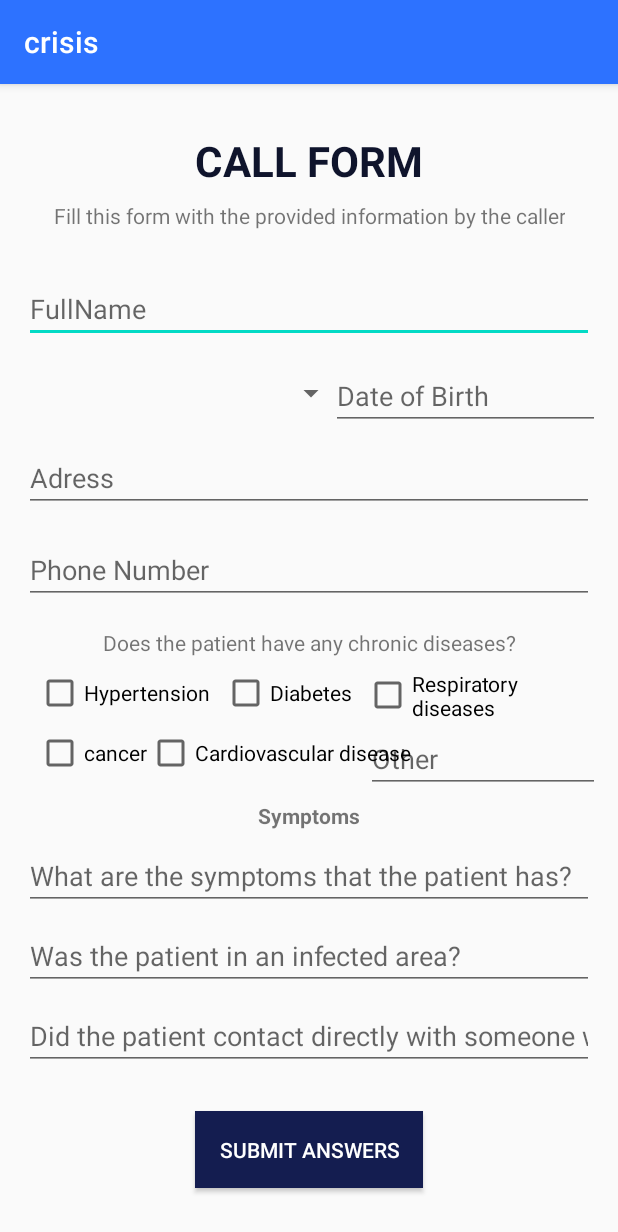
After one commit to medalida/crisis_app, an Android app: the CallForm screen opened directly, with no data from a screen before it, on a phone screen of 412 x 824 dp. The commit adds this screen. Shown: the top 1232 px of the screen. Run offline under Robolectric (Android 15) with nearby library versions, the phone set to English and light mode, and no system bars.

Commit message:
adding views

```diff
--- /dev/null
+++ b/app/src/main/java/com/example/crisis/CallForm.java
@@ -0,0 +1,14 @@
+package com.example.crisis;
+
+import androidx.appcompat.app.AppCompatActivity;
+
+import android.os.Bundle;
+
+public class CallForm extends AppCompatActivity {
+
+    @Override
+    protected void onCreate(Bundle savedInstanceState) {
+        super.onCreate(savedInstanceState);
+        setContentView(R.layout.activity_call_form);
+    }
+}
--- a/app/src/main/java/com/example/crisis/login.java
+++ b/app/src/main/java/com/example/crisis/login.java
@@ -19,7 +19,7 @@ public class login extends AppCompatActivity {
 
     }
     public void singup(View v){
-        startActivity(new Intent(getApplicationContext(), regester.class));
+        startActivity(new Intent(getApplicationContext(), regester  .class));
 
     }
     public void login(View v){
--- /dev/null
+++ b/app/src/main/res/layout/activity_call_form.xml
@@ -0,0 +1,232 @@
+<?xml version="1.0" encoding="utf-8"?>
+<androidx.constraintlayout.widget.ConstraintLayout xmlns:android="http://schemas.android.com/apk/res/android"
+    xmlns:app="http://schemas.android.com/apk/res-auto"
+    xmlns:tools="http://schemas.android.com/tools"
+    android:layout_width="match_parent"
+    android:layout_height="match_parent"
+    android:padding="16dp"
+    tools:context=".CallForm">
+
+
+    <TextView
+        android:id="@+id/textView12"
+        android:layout_width="wrap_content"
+        android:layout_height="wrap_content"
+        android:layout_marginTop="16dp"
+        android:text="Does the patient have any chronic diseases?"
+        app:layout_constraintEnd_toEndOf="parent"
+        app:layout_constraintStart_toStartOf="parent"
+        app:layout_constraintTop_toBottomOf="@+id/editText9" />
+
+    <TextView
+        android:id="@+id/textView13"
+        android:layout_width="wrap_content"
+        android:layout_height="wrap_content"
+        android:layout_marginTop="16dp"
+        android:text="Symptoms"
+        android:textStyle="bold"
+        app:layout_constraintEnd_toEndOf="parent"
+        app:layout_constraintStart_toStartOf="parent"
+        app:layout_constraintTop_toBottomOf="@+id/checkBox3" />
+
+    <TextView
+        android:id="@+id/textView7"
+        android:layout_width="wrap_content"
+        android:layout_height="wrap_content"
+        android:layout_marginTop="16dp"
+        android:text="Call Form"
+        android:textAlignment="center"
+        android:textAllCaps="true"
+        android:textColor="#0F142C"
+        android:textSize="28dp"
+        android:textStyle="bold"
+        app:layout_constraintEnd_toEndOf="parent"
+        app:layout_constraintStart_toStartOf="parent"
+        app:layout_constraintTop_toTopOf="parent" />
+
+    <TextView
+        android:id="@+id/textView8"
+        android:layout_width="wrap_content"
+        android:layout_height="wrap_content"
+        android:layout_marginTop="8dp"
+        android:text="Fill this form with the provided information by the caller"
+        android:textAlignment="center"
+        app:layout_constraintEnd_toEndOf="parent"
+        app:layout_constraintStart_toStartOf="parent"
+        app:layout_constraintTop_toBottomOf="@+id/textView7" />
+
+    <EditText
+        android:id="@+id/editText3"
+        android:layout_width="0dp"
+        android:layout_height="43dp"
+        android:layout_marginTop="32dp"
+        android:ems="10"
+        android:hint="FullName"
+        android:inputType="textPersonName"
+        app:layout_constraintEnd_toEndOf="parent"
+        app:layout_constraintStart_toStartOf="parent"
+        app:layout_constraintTop_toBottomOf="@+id/textView8" />
+
+    <Spinner
+        android:id="@+id/spinner"
+        android:layout_width="207dp"
+        android:layout_height="35dp"
+        android:layout_marginStart="8dp"
+        android:layout_marginTop="16dp"
+        app:layout_constraintStart_toStartOf="parent"
+        app:layout_constraintTop_toBottomOf="@+id/editText3" />
+
+    <EditText
+        android:id="@+id/editText7"
+        android:layout_width="213dp"
+        android:layout_height="42dp"
+        android:layout_marginStart="8dp"
+        android:layout_marginTop="16dp"
+        android:ems="10"
+        android:hint="Date of Birth"
+        android:inputType="date"
+        app:layout_constraintEnd_toEndOf="parent"
+        app:layout_constraintHorizontal_bias="0.333"
+        app:layout_constraintStart_toEndOf="@+id/spinner"
+        app:layout_constraintTop_toBottomOf="@+id/editText3" />
+
+    <EditText
+        android:id="@+id/editText8"
+        android:layout_width="0dp"
+        android:layout_height="wrap_content"
+        android:layout_marginTop="16dp"
+        android:ems="10"
+        android:hint="Adress"
+        android:inputType="textPersonName"
+        app:layout_constraintEnd_toEndOf="parent"
+        app:layout_constraintStart_toStartOf="parent"
+        app:layout_constraintTop_toBottomOf="@+id/spinner" />
+
+    <EditText
+        android:id="@+id/editText9"
+        android:layout_width="0dp"
+        android:layout_height="wrap_content"
+        android:layout_marginTop="16dp"
+        android:ems="10"
+        android:hint="Phone Number"
+        android:inputType="number"
+        app:layout_constraintEnd_toEndOf="parent"
+        app:layout_constraintStart_toStartOf="parent"
+        app:layout_constraintTop_toBottomOf="@+id/editText8" />
+
+    <CheckBox
+        android:id="@+id/checkBox"
+        android:layout_width="0dp"
+        android:layout_height="wrap_content"
+        android:layout_marginStart="8dp"
+        android:layout_marginTop="8dp"
+        android:text="Hypertension"
+        app:layout_constraintStart_toStartOf="parent"
+        app:layout_constraintTop_toBottomOf="@+id/textView12" />
+
+    <CheckBox
+        android:id="@+id/checkBox2"
+        android:layout_width="0dp"
+        android:layout_height="wrap_content"
+        android:layout_marginStart="8dp"
+        android:layout_marginTop="8dp"
+        android:text="Diabetes"
+        app:layout_constraintStart_toEndOf="@+id/checkBox"
+        app:layout_constraintTop_toBottomOf="@+id/textView12" />
+
+    <CheckBox
+        android:id="@+id/checkBox3"
+        android:layout_width="0dp"
+        android:layout_height="wrap_content"
+        android:layout_marginTop="8dp"
+        android:text="Cardiovascular disease"
+        app:layout_constraintStart_toEndOf="@+id/checkBox5"
+        app:layout_constraintTop_toBottomOf="@+id/checkBox2" />
+
+    <CheckBox
+        android:id="@+id/checkBox4"
+        android:layout_width="0dp"
+        android:layout_height="wrap_content"
+        android:layout_marginStart="8dp"
+        android:layout_marginTop="8dp"
+        android:layout_marginEnd="8dp"
+        android:text="Respiratory diseases"
+        app:layout_constraintEnd_toEndOf="parent"
+        app:layout_constraintStart_toEndOf="@+id/checkBox2"
+        app:layout_constraintTop_toBottomOf="@+id/textView12" />
+
+    <CheckBox
+        android:id="@+id/checkBox5"
+        android:layout_width="0dp"
+        android:layout_height="wrap_content"
+        android:layout_marginStart="8dp"
+        android:layout_marginTop="8dp"
+        android:text="cancer"
+        app:layout_constraintStart_toStartOf="parent"
+        app:layout_constraintTop_toBottomOf="@+id/checkBox2" />
+
+    <EditText
+        android:id="@+id/editText10"
+        android:layout_width="182dp"
+        android:layout_height="39dp"
+        android:layout_marginStart="8dp"
+        android:layout_marginTop="8dp"
+        android:layout_marginEnd="8dp"
+        android:ems="10"
+        android:hint="Other"
+        android:inputType="textPersonName"
+        app:layout_constraintEnd_toEndOf="parent"
+        app:layout_constraintStart_toEndOf="@+id/checkBox3"
+        app:layout_constraintTop_toBottomOf="@+id/checkBox4" />
+
+    <EditText
+        android:id="@+id/editText11"
+        android:layout_width="0dp"
+        android:layout_height="wrap_content"
+        android:layout_marginTop="8dp"
+        android:ems="10"
+        android:hint="What are the symptoms that the patient has?"
+        android:inputType="textPersonName"
+        app:layout_constraintEnd_toEndOf="parent"
+        app:layout_constraintStart_toStartOf="parent"
+        app:layout_constraintTop_toBottomOf="@+id/textView13" />
+
+    <EditText
+        android:id="@+id/editText12"
+        android:layout_width="0dp"
+        android:layout_height="wrap_content"
+        android:layout_marginTop="8dp"
+        android:ems="10"
+        android:hint="Was the patient in an infected area?"
+        android:inputType="textPersonName"
+        app:layout_constraintEnd_toEndOf="parent"
+        app:layout_constraintStart_toStartOf="parent"
+        app:layout_constraintTop_toBottomOf="@+id/editText11" />
+
+    <EditText
+        android:id="@+id/editText13"
+        android:layout_width="0dp"
+        android:layout_height="wrap_content"
+        android:layout_marginTop="8dp"
+        android:ems="10"
+        android:hint="Did the patient contact directly with someone who has the virus?"
+        android:inputType="textPersonName"
+        app:layout_constraintEnd_toEndOf="parent"
+        app:layout_constraintStart_toStartOf="parent"
+        app:layout_constraintTop_toBottomOf="@+id/editText12" />
+
+    <Button
+        android:id="@+id/button2"
+        android:layout_width="wrap_content"
+        android:layout_height="wrap_content"
+        android:layout_marginBottom="16dp"
+        android:background="#141D50"
+        android:text="Submit answers"
+        app:layout_constraintBottom_toBottomOf="parent"
+        app:layout_constraintEnd_toEndOf="parent"
+        app:layout_constraintStart_toStartOf="parent"
+        android:textColor="@android:color/white"
+        android:padding="16dp"
+        android:textAlignment="center"/>
+
+</androidx.constraintlayout.widget.ConstraintLayout>
--- a/app/src/main/res/layout/activity_main.xml
+++ b/app/src/main/res/layout/activity_main.xml
@@ -17,7 +17,7 @@
             android:layout_width="match_parent"
             android:layout_height="?attr/actionBarSize"
             android:background="@color/colorPrimary"
-            android:id="@+id/toolbar.   "/>
+            android:id="@+id/toolbar."/>
     </LinearLayout>
 
     <com.google.android.material.navigation.NavigationView
--- a/app/src/main/res/layout/fragment_schedule.xml
+++ b/app/src/main/res/layout/fragment_schedule.xml
@@ -28,6 +28,7 @@
     <TextView
         android:layout_width="match_parent"
         android:layout_height="wrap_content"
+        android:id="@+id/date"
         android:textSize="36dp"
         android:textAlignment="center"
         android:textStyle="bold"
@@ -59,9 +60,4 @@
         android:textSize="10dp"/>
 
 
-
-
-
-
-
 </LinearLayout>
```
Also changed, not shown: app/src/main/AndroidManifest.xml (+7 -2 lines), app/src/main/java/com/example/crisis/Schedule.java (+12 -1 lines), app/src/main/java/com/example/crisis/Submit.java (added, +14 -0 lines), app/src/main/java/com/example/crisis/data/scheduls_list.java (added, +38 -0 lines), app/src/main/java/com/example/crisis/homevolunteer.java (+26 -0 lines), app/src/main/java/com/example/crisis/scheduleFragment.java (+20 -45 lines), app/src/main/res/layout/activity_homevolunteer.xml (+11 -7 lines), app/src/main/res/layout/activity_schedule.xml (+62 -11 lines), app/src/main/res/layout/activity_submit.xml (added, +9 -0 lines), app/src/main/res/layout/listtext.xml (added, +12 -0 lines).
